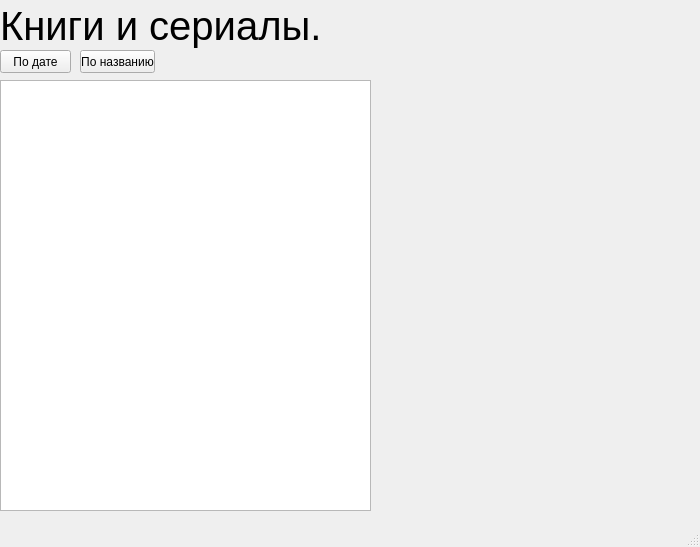
First picture: the form in books_comics.ui, repository Zloiben/Application, before the edit.
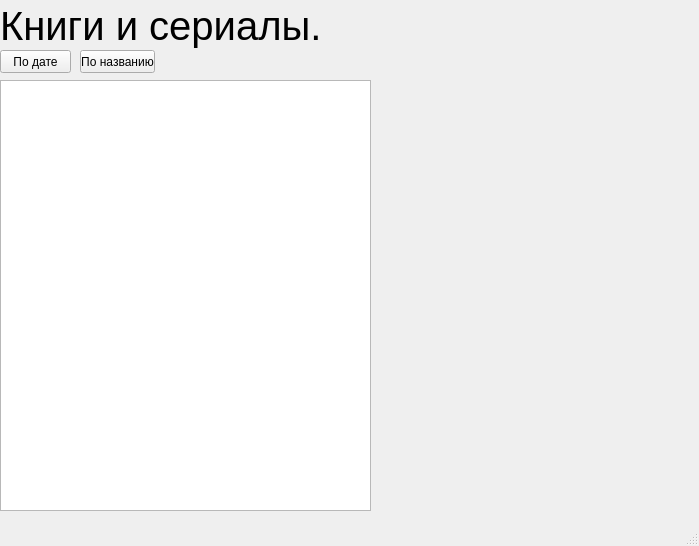
Second picture: the form after the edit.

Patch:
```diff
--- a/books_comics.ui
+++ b/books_comics.ui
@@ -9,8 +9,8 @@
    <rect>
     <x>0</x>
     <y>0</y>
-    <width>700</width>
-    <height>547</height>
+    <width>699</width>
+    <height>546</height>
    </rect>
   </property>
   <property name="windowTitle">
```
Left out of the diff: 2 changed lines with no effect on the pictures.
